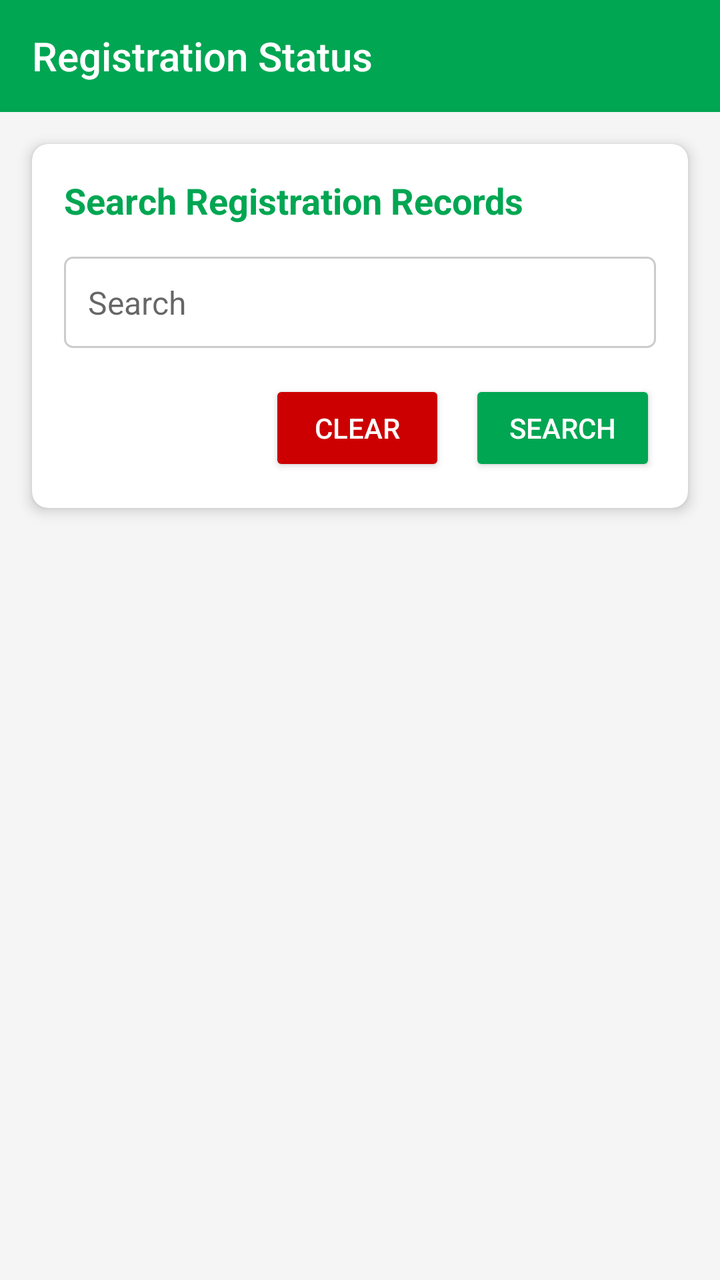
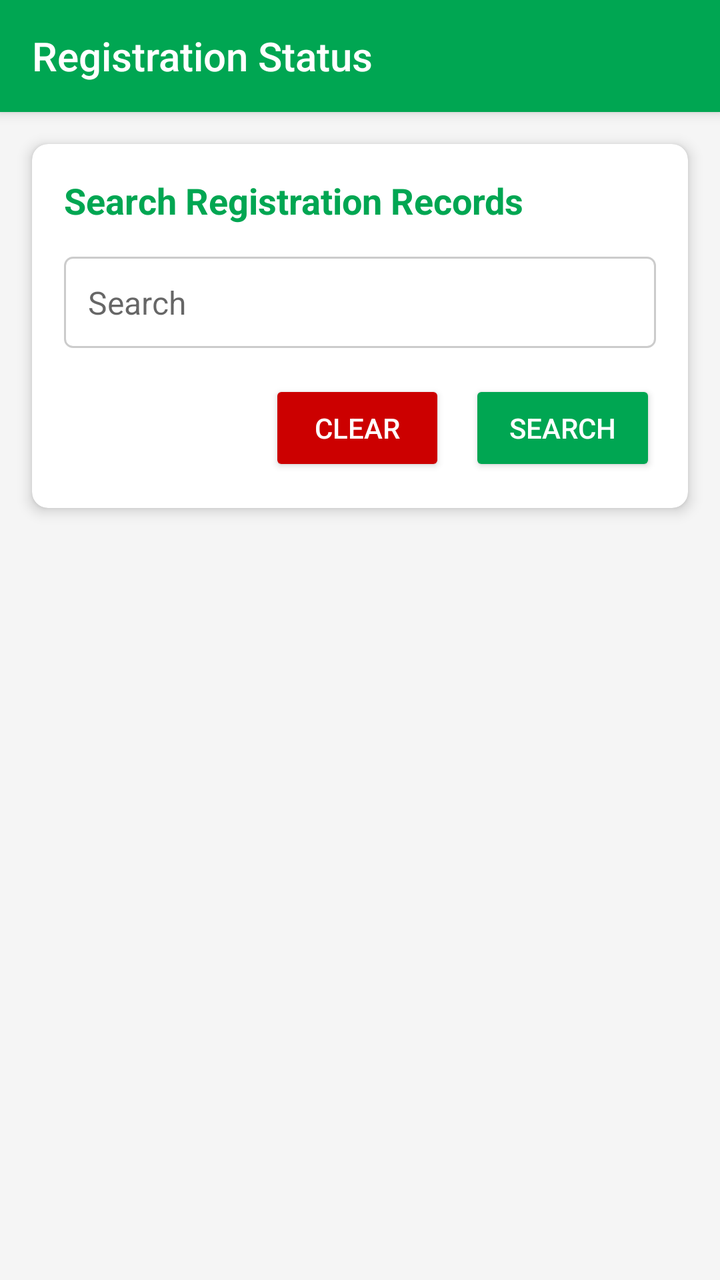

Screens rendered from an Android XML layout before and after an edit, with the pre-edit source and the edit as a unified diff.
<!-- AndroidManifest.xml: application theme AppTheme -->
<!-- res/layout/activity_registration_status.xml -->
<?xml version="1.0" encoding="utf-8"?>
<LinearLayout
    xmlns:android="http://schemas.android.com/apk/res/android"
    xmlns:app="http://schemas.android.com/apk/res-auto"
    xmlns:tools="http://schemas.android.com/tools"
    android:layout_width="match_parent"
    android:layout_height="match_parent"
    android:orientation="vertical"
    android:background="#F5F5F5"
    tools:context=".Activities.Common.RegistrationStatus">

    
    <androidx.appcompat.widget.Toolbar
        android:id="@+id/toolbar"
        android:layout_width="match_parent"
        android:layout_height="?attr/actionBarSize"
        android:background="@color/colorPrimary"
        android:theme="@style/ThemeOverlay.AppCompat.Dark.ActionBar"
        app:popupTheme="@style/ThemeOverlay.AppCompat.Light"
        app:title="Registration Status"
        app:titleTextColor="#FFFFFF" />

    
    <ScrollView
        android:layout_width="match_parent"
        android:layout_height="match_parent">

        <LinearLayout
            android:layout_width="match_parent"
            android:layout_height="wrap_content"
            android:orientation="vertical">

            
            <androidx.cardview.widget.CardView
                android:layout_width="match_parent"
                android:layout_height="wrap_content"
                android:layout_margin="16dp"
                app:cardCornerRadius="8dp"
                app:cardElevation="4dp">

                <LinearLayout
                    android:layout_width="match_parent"
                    android:layout_height="wrap_content"
                    android:orientation="vertical"
                    android:padding="16dp">

                    
                    <TextView
                        android:layout_width="wrap_content"
                        android:layout_height="wrap_content"
                        android:text="Search Registration Records"
                        android:textColor="@color/colorPrimary"
                        android:textStyle="bold"
                        android:textSize="18sp" />

                    
                    <EditText
                        android:id="@+id/searchField1"
                        android:layout_width="match_parent"
                        android:layout_height="wrap_content"
                        android:layout_marginTop="16dp"
                        android:background="@drawable/edit_text_background"
                        android:padding="12dp"
                        android:hint="Search"
                        android:textSize="16sp"
                        android:autofillHints="" />

                    
                    <LinearLayout
                        android:layout_width="match_parent"
                        android:layout_height="wrap_content"
                        android:layout_marginTop="16dp"
                        android:gravity="end"
                        android:orientation="horizontal">

                        
                        <Button
                            android:id="@+id/btnClear"
                            android:layout_width="wrap_content"
                            android:layout_height="wrap_content"
                            android:backgroundTint="@android:color/holo_red_dark"
                            android:paddingStart="20dp"
                            android:paddingEnd="20dp"
                            android:text="Clear"
                            android:textColor="#FFFFFF" />

                        
                        <Space
                            android:layout_width="12dp"
                            android:layout_height="wrap_content" />

                        
                        <Button
                            android:id="@+id/btnSearch"
                            android:layout_width="wrap_content"
                            android:layout_height="wrap_content"
                            android:backgroundTint="@color/colorPrimary"
                            android:paddingStart="20dp"
                            android:paddingEnd="20dp"
                            android:text="Search"
                            android:textColor="#FFFFFF" />

                    </LinearLayout>

                </LinearLayout>
            </androidx.cardview.widget.CardView>

            
            <ProgressBar
                android:id="@+id/progressBar"
                android:layout_width="wrap_content"
                android:layout_height="wrap_content"
                android:layout_gravity="center"
                android:layout_marginTop="16dp"
                android:visibility="gone" />

            
            <TextView
                android:id="@+id/tvNoResults"
                android:layout_width="match_parent"
                android:layout_height="wrap_content"
                android:layout_margin="16dp"
                android:gravity="center"
                android:text="No records found"
                android:textSize="16sp"
                android:visibility="gone" />

            
            <androidx.recyclerview.widget.RecyclerView
                android:id="@+id/recyclerView"
                android:layout_width="match_parent"
                android:layout_height="wrap_content"
                android:padding="10dp"
                android:clipToPadding="false"
                android:paddingBottom="16dp" />

        </LinearLayout>
    </ScrollView>

</LinearLayout>
<!-- resources referenced by this layout -->
<resources>
  <color name="colorPrimary">#FF00A652</color>
  <!-- drawable edit_text_background (drawable) -->
  <?xml version="1.0" encoding="utf-8"?>
  <shape xmlns:android="http://schemas.android.com/apk/res/android"
      android:shape="rectangle">
      <solid android:color="#FFFFFF" />
      <corners android:radius="4dp" />
      <stroke
          android:width="1dp"
          android:color="#CCCCCC" />
  </shape>
  <style name="AppTheme" parent="Theme.AppCompat.Light.DarkActionBar">
      
      <item name="colorPrimary">@color/colorPrimary</item>
      <item name="colorPrimaryDark">@color/colorPrimaryDark</item>
      <item name="colorAccent">@color/colorAccent</item>
  </style>
  <color name="colorPrimaryDark">#303F9F</color>
  <color name="colorAccent">#FF4081</color>
</resources>

<!-- the commit's change to res/layout/activity_registration_status.xml (unified diff, before → after) -->
@@ -1,29 +1,38 @@
 <?xml version="1.0" encoding="utf-8"?>
-<LinearLayout
+<androidx.coordinatorlayout.widget.CoordinatorLayout 
     xmlns:android="http://schemas.android.com/apk/res/android"
     xmlns:app="http://schemas.android.com/apk/res-auto"
     xmlns:tools="http://schemas.android.com/tools"
     android:layout_width="match_parent"
     android:layout_height="match_parent"
-    android:orientation="vertical"
     android:background="#F5F5F5"
+    android:fitsSystemWindows="true"
     tools:context=".Activities.Common.RegistrationStatus">
 
     
-    <androidx.appcompat.widget.Toolbar
-        android:id="@+id/toolbar"
+    <com.google.android.material.appbar.AppBarLayout
         android:layout_width="match_parent"
-        android:layout_height="?attr/actionBarSize"
-        android:background="@color/colorPrimary"
-        android:theme="@style/ThemeOverlay.AppCompat.Dark.ActionBar"
-        app:popupTheme="@style/ThemeOverlay.AppCompat.Light"
-        app:title="Registration Status"
-        app:titleTextColor="#FFFFFF" />
+        android:layout_height="wrap_content"
+        android:fitsSystemWindows="true"
+        android:theme="@style/ThemeOverlay.AppCompat.Dark.ActionBar">
+
+        <androidx.appcompat.widget.Toolbar
+            android:id="@+id/toolbar"
+            android:layout_width="match_parent"
+            android:layout_height="?attr/actionBarSize"
+            android:background="@color/colorPrimary"
+            app:popupTheme="@style/ThemeOverlay.AppCompat.Light"
+            app:title="Registration Status"
+            app:titleTextColor="#FFFFFF" />
+
+    </com.google.android.material.appbar.AppBarLayout>
 
     
-    <ScrollView
+    <androidx.core.widget.NestedScrollView
         android:layout_width="match_parent"
-        android:layout_height="match_parent">
+        android:layout_height="match_parent"
+        android:fillViewport="true"
+        app:layout_behavior="@string/appbar_scrolling_view_behavior">
 
         <LinearLayout
             android:layout_width="match_parent"
@@ -131,10 +140,11 @@
                 android:layout_width="match_parent"
                 android:layout_height="wrap_content"
                 android:padding="10dp"
+                android:nestedScrollingEnabled="false"
                 android:clipToPadding="false"
                 android:paddingBottom="16dp" />
 
         </LinearLayout>
-    </ScrollView>
+    </androidx.core.widget.NestedScrollView>
 
-</LinearLayout>
+</androidx.coordinatorlayout.widget.CoordinatorLayout>
